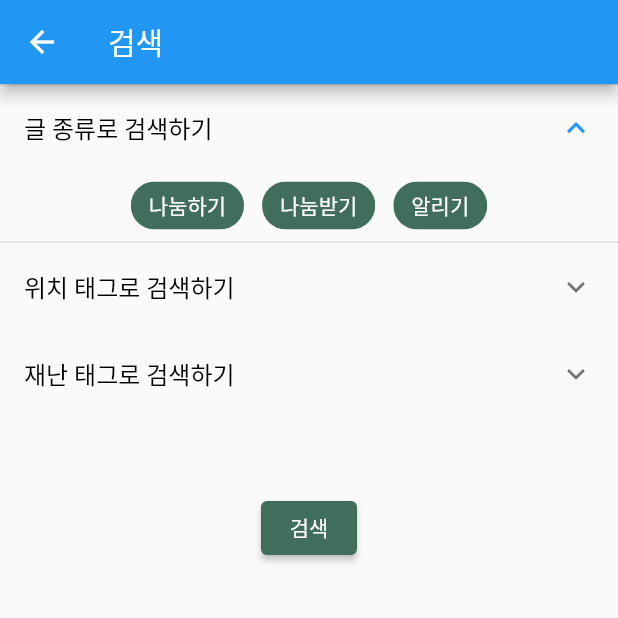
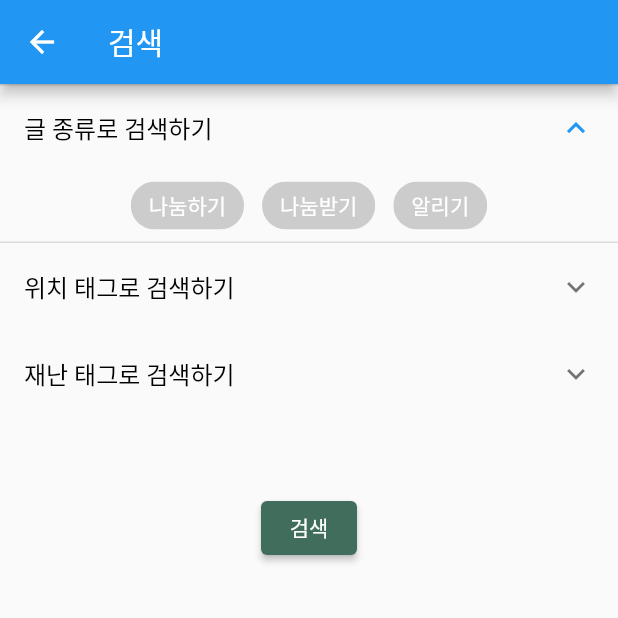
Before and after one commit to ooing-0720/DoNature, a Flutter app: the BoardSearchScreen screen opened directly, after a tap on "글 종류로 검색하기", on a phone screen of 412 x 824 dp, the top half of it. Run offline on Flutter 3.47's test engine with Material 2 defaults, Android fonts, the phone set to English and light mode, and no system bars; our stand-ins replace animate_do, carousel_slider, cloud_firestore, date_format, firebase_auth, firebase_core and 7 more; missing offline and left inert: svg_path_parser; accounts and stored records are empty.

Commit message:
2022-09-12 code refactoring

```diff
--- a/lib/screen/board_screen.dart
+++ b/lib/screen/board_screen.dart
@@ -1,5 +1,4 @@
 import 'package:cloud_firestore/cloud_firestore.dart';
-import 'package:donation_nature/board/provider/post_provider.dart';
 import 'package:donation_nature/board/service/post_service.dart';
 import 'package:donation_nature/screen/alarm_screen.dart';
 import 'package:flutter/material.dart';
@@ -41,7 +40,6 @@ class _BoardScreenState extends State<BoardScreen> {
         actions: [
           IconButton(
               onPressed: () {
-                //showSearch(context: context, delegate: MySearchDelegate());
                 Navigator.push(
                     context,
                     MaterialPageRoute(
--- a/lib/screen/board_search_screen.dart
+++ b/lib/screen/board_search_screen.dart
@@ -87,7 +87,6 @@ class _BoardSearchScreenState extends State<BoardSearchScreen> {
           ),
         ),
       ),
-
       children: [
         Wrap(
           spacing: 12,
@@ -95,8 +94,8 @@ class _BoardSearchScreenState extends State<BoardSearchScreen> {
             tagMoreList.length,
             (int index) {
               return ChoiceChip(
-                backgroundColor: Color(0xff416E5C),
-                selectedColor: Colors.grey.withOpacity(0.5),
+                backgroundColor: Colors.grey.withOpacity(0.5),
+                selectedColor: Color(0xff416E5C),
                 label: Text(
                   tagMoreList[index],
                   style: TextStyle(color: Colors.white),
@@ -113,9 +112,6 @@ class _BoardSearchScreenState extends State<BoardSearchScreen> {
           ).toList(),
         ),
       ],
-      //     ),
-      //   ),
-      // ),
     );
   }
 
@@ -129,16 +125,12 @@ class _BoardSearchScreenState extends State<BoardSearchScreen> {
           ),
         ),
       ),
-
       children: [
         SingleChildScrollView(
           scrollDirection: Axis.horizontal,
           child: Row(children: disasterChips()),
         ),
       ],
-      //     ),
-      //   ),
-      // ),
     );
   }
 
@@ -162,15 +154,14 @@ class _BoardSearchScreenState extends State<BoardSearchScreen> {
   }
 
   List<Widget> disasterChips() {
-    //null값 넣을 수 있게
     List<Widget> chips = [];
 
     for (int i = 0; i < disasterList.length; i++) {
       Widget item = Padding(
         padding: const EdgeInsets.only(left: 10, right: 5),
         child: ChoiceChip(
-          backgroundColor: Color(0xff416E5C),
-          selectedColor: Colors.grey.withOpacity(0.5),
+          backgroundColor: Colors.grey.withOpacity(0.5),
+          selectedColor: Color(0xff416E5C),
           selected: selectedDisasterIndex == i,
           onSelected: (bool value) {
             setState(() {
@@ -270,6 +261,7 @@ class _BoardSearchScreenState extends State<BoardSearchScreen> {
   }
 }
 
+//결과 띄우기
 class SearchResultScreen extends StatefulWidget {
   String? _selectedDo;
   String? _selectedGu;
@@ -300,7 +292,6 @@ class _SearchResultScreenState extends State<SearchResultScreen> {
                       itemCount: findPosts.length,
                       itemBuilder: (BuildContext context, int index) {
                         Post data = findPosts[index];
-
                         return postListTile(context, data);
                       },
                       separatorBuilder: (BuildContext context, int index) {
@@ -308,7 +299,6 @@ class _SearchResultScreenState extends State<SearchResultScreen> {
                       },
                     );
                   } else if (snapshot.hasError) {
-                    print('${snapshot.error}');
                     return Text('${snapshot.error}');
                   } else {
                     return const Center(child: CircularProgressIndicator());
```
Also changed, not shown: lib/board/provider/post_provider.dart (deleted, +0 -21 lines), lib/screen/chat/chat_detail_screen.dart (+4 -13 lines).
